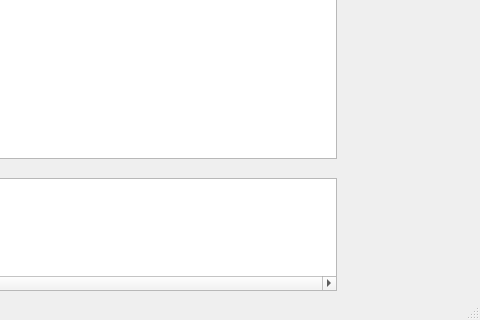
Qt form skywindow.ui (oregon-tony/SkytapAPICommander) before a commit; both pictures show x 544 to 1024 and y 448 to 768 of the 1024 by 768 pixel window.
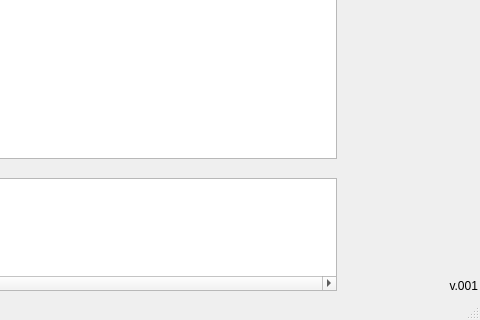
The same form after that commit.

Commit message: Jenkins integration

What changed in the file:
```diff
--- a/skywindow.ui
+++ b/skywindow.ui
@@ -321,6 +321,25 @@
      <string>Execute</string>
     </property>
    </widget>
+   <widget class="QLabel" name="lbVersionID">
+    <property name="geometry">
+     <rect>
+      <x>960</x>
+      <y>690</y>
+      <width>62</width>
+      <height>16</height>
+     </rect>
+    </property>
+    <property name="layoutDirection">
+     <enum>Qt::LeftToRight</enum>
+    </property>
+    <property name="text">
+     <string>v.001</string>
+    </property>
+    <property name="alignment">
+     <set>Qt::AlignRight|Qt::AlignTrailing|Qt::AlignVCenter</set>
+    </property>
+   </widget>
   </widget>
   <widget class="QMenuBar" name="menuBar">
    <property name="geometry">
```
